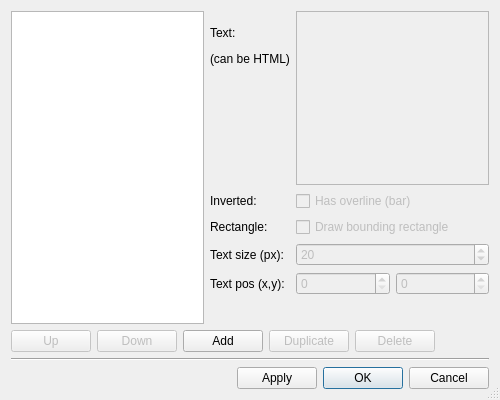
Qt form src/DialogEditAnnotations.ui (gdevic/Z80Explorer) before a commit.
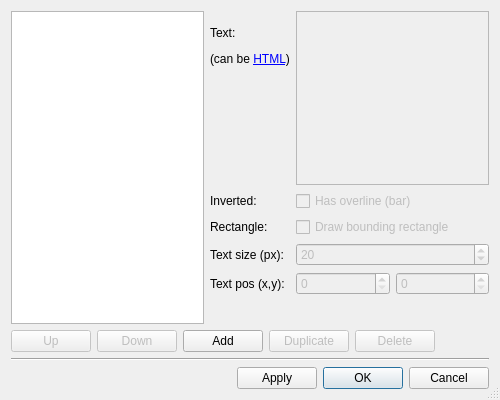
The same form after that commit.

Commit message: Edit annotations add link to supported HTML subset reference page

The edit to the form file:
```diff
--- a/src/DialogEditAnnotations.ui
+++ b/src/DialogEditAnnotations.ui
@@ -34,7 +34,10 @@
        <item row="0" column="0">
         <widget class="QLabel" name="label_text">
          <property name="text">
-          <string>&lt;html&gt;&lt;head/&gt;&lt;body&gt;&lt;p&gt;Text:&lt;/p&gt;&lt;p&gt;(can be HTML)&lt;/p&gt;&lt;/body&gt;&lt;/html&gt;</string>
+          <string>&lt;html&gt;&lt;head/&gt;&lt;body&gt;&lt;p&gt;Text:&lt;/p&gt;&lt;p&gt;(can be  &lt;a href=&quot;https://doc.qt.io/qt-5/richtext-html-subset.html&quot;&gt;HTML&lt;/a&gt;)&lt;/p&gt;&lt;/body&gt;&lt;/html&gt;</string>
+         </property>
+         <property name="openExternalLinks">
+          <bool>true</bool>
          </property>
         </widget>
        </item>
```
